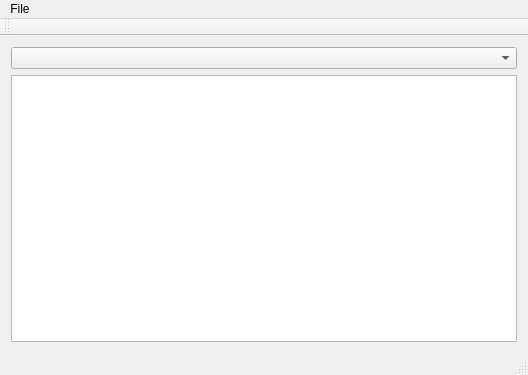
The window that mainwindow.ui (timsterzel/Ultimate-Label) describes before a commit, drawn with Qt 5.
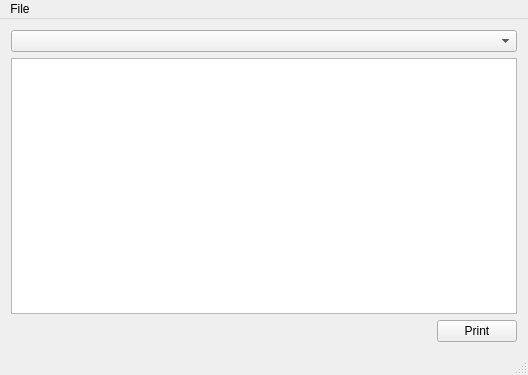
The same window after the commit.

Commit message: Start implementing label creating

```diff
--- a/mainwindow.ui
+++ b/mainwindow.ui
@@ -21,6 +21,30 @@
     <item>
      <widget class="QTableWidget" name="tableWidget_data"/>
     </item>
+    <item>
+     <layout class="QHBoxLayout" name="horizontalLayout_buttons">
+      <item>
+       <spacer name="horizontalSpacer">
+        <property name="orientation">
+         <enum>Qt::Horizontal</enum>
+        </property>
+        <property name="sizeHint" stdset="0">
+         <size>
+          <width>40</width>
+          <height>20</height>
+         </size>
+        </property>
+       </spacer>
+      </item>
+      <item>
+       <widget class="QPushButton" name="pushButton_print">
+        <property name="text">
+         <string>Print</string>
+        </property>
+       </widget>
+      </item>
+     </layout>
+    </item>
    </layout>
   </widget>
   <widget class="QMenuBar" name="menuBar">
@@ -41,14 +65,6 @@
    </widget>
    <addaction name="menuDatei"/>
   </widget>
-  <widget class="QToolBar" name="mainToolBar">
-   <attribute name="toolBarArea">
-    <enum>TopToolBarArea</enum>
-   </attribute>
-   <attribute name="toolBarBreak">
-    <bool>false</bool>
-   </attribute>
-  </widget>
   <widget class="QStatusBar" name="statusBar"/>
   <action name="action_ffnen">
    <property name="text">
```
The commit also changes 2 other files.
